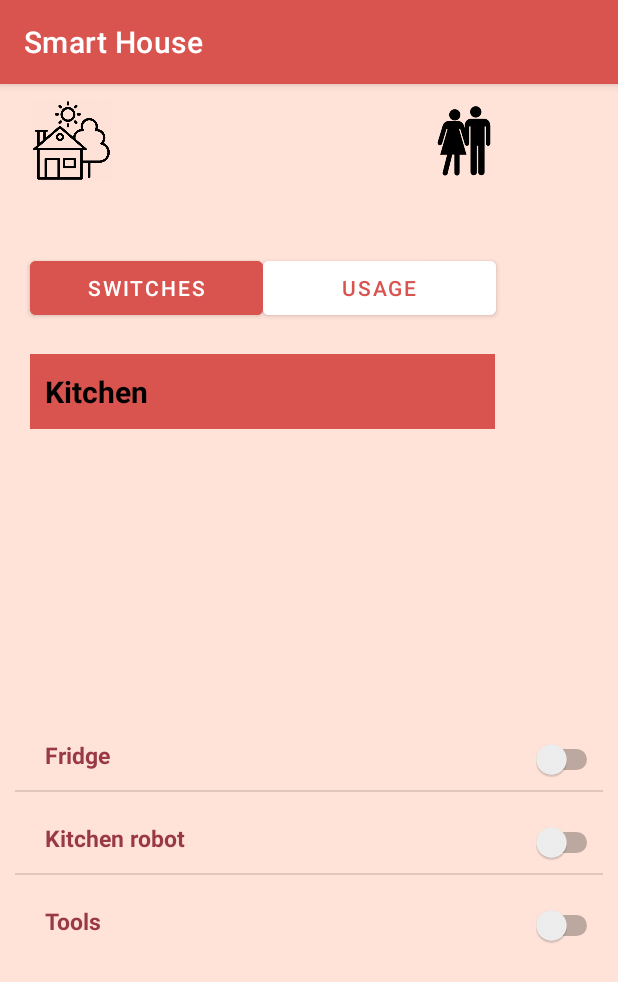
After one commit to michneaionuc/ECHIPA_13_PIU_2020, an Android app: the SocketSwitchesActivity screen opened directly, with no data from a screen before it, on a phone screen of 412 x 824 dp. The commit adds this screen. Shown: the top 982 px of the screen. Run offline under Robolectric (Android 15) with nearby library versions, the phone set to English and light mode, and no system bars.

Commit message:
socket-activity

```diff
--- a/app/src/main/AndroidManifest.xml
+++ b/app/src/main/AndroidManifest.xml
@@ -27,6 +27,8 @@
         <activity android:name=".SecurityViewActivity"/>
         <activity android:name=".SecurityFrontDoorActivity"/>
         <activity android:name=".LightActivity"/>
+        <activity android:name=".SocketSwitchesActivity"/>
+        <activity android:name=".SocketUsageActivity"/>
     </application>
 
 </manifest>
--- /dev/null
+++ b/app/src/main/java/com/example/smarthouse/SocketSwitchesActivity.kt
@@ -0,0 +1,131 @@
+package com.example.smarthouse
+
+import android.content.Intent
+import android.os.Bundle
+import android.view.View
+import android.widget.*
+import androidx.appcompat.app.AppCompatActivity
+import com.example.smarthouse.adapter.SocketSwitchAdapter
+import com.example.smarthouse.model.Socket
+import java.util.ArrayList
+
+class SocketSwitchesActivity: AppCompatActivity() {
+
+    var socketAdapter : SocketSwitchAdapter?= null
+    private lateinit var listView: ListView
+    private var socketList : ArrayList<Socket> = arrayListOf()
+    var selected_room = "Kitchen"
+    var sockets1: ArrayList<Socket> = arrayListOf()
+    var sockets2: ArrayList<Socket> = arrayListOf()
+    var sockets3: ArrayList<Socket> = arrayListOf()
+    var sockets4: ArrayList<Socket> = arrayListOf()
+    var sockets5: ArrayList<Socket> = arrayListOf()
+    var sockets6: ArrayList<Socket> = arrayListOf()
+    var sockets7: ArrayList<Socket> = arrayListOf()
+
+    override fun onCreate(savedInstanceState: Bundle?) {
+        // kitchen
+        sockets1.add(0, Socket("Fridge", false, 75))
+        sockets1.add(1, Socket("Kitchen robot", false, 25))
+        sockets1.add(2, Socket("Tools", false, 36))
+
+        // living room
+        sockets2.add(0, Socket("TV", false, 54))
+        sockets2.add(1, Socket("Sound system", false, 23))
+
+        // bath
+        sockets3.add(0, Socket("Hair dryer", false, 34))
+        sockets3.add(1, Socket("Washing machine", false, 76))
+
+        // bedroom parents
+        sockets4.add(0, Socket("TV", false, 23))
+        sockets4.add(1, Socket("Others", false, 45))
+
+        // bedroom grandparents
+        sockets5.add(0, Socket("Radio", false, 56))
+        sockets5.add(1, Socket("Others", false, 42))
+
+        // bedroom teen
+        sockets6.add(0, Socket("Computer", false, 35))
+        sockets6.add(1, Socket("Others", false, 45))
+
+        // bedroom kids
+        sockets7.add(0, Socket("Video game", false, 56))
+        sockets7.add(1, Socket("Others", false, 34))
+
+        super.onCreate(savedInstanceState)
+        setContentView(R.layout.socket_switches_page)
+
+        val usageButton = findViewById<Button>(R.id.usage)
+
+        usageButton.setOnClickListener {
+            val intent = Intent(this, SocketUsageActivity::class.java)
+            startActivity(intent)
+        }
+
+        // by default
+        var sockets = displaySockets("Kitchen")
+        listView = findViewById(R.id.socketsListView)
+        listView.visibility = View.VISIBLE
+        socketAdapter = SocketSwitchAdapter(this@SocketSwitchesActivity, sockets)
+        listView.adapter = socketAdapter
+
+        val rooms = arrayOf<String>("Kitchen", "Living room", "Bath", "Bedroom parents", "Bedroom grandparents", "Bedroom teen", "Bedroom kids")
+
+        val spinner: Spinner = findViewById(R.id.spinner)
+
+        if (spinner != null) {
+            val roomsAdapter = ArrayAdapter(
+                    this,
+                    R.layout.spinner_list, rooms
+            )
+            roomsAdapter.setDropDownViewResource(R.layout.spinner_list)
+            spinner.adapter = roomsAdapter
+
+            spinner.onItemSelectedListener = object :
+                    AdapterView.OnItemSelectedListener {
+                override fun onItemSelected(parent: AdapterView<*>,
+                                            view: View, position: Int, id: Long) {
+                    selected_room = rooms[position]
+                    sockets = displaySockets(selected_room)
+                    listView = findViewById(R.id.socketsListView)
+                    listView.visibility = View.VISIBLE
+                    socketAdapter = SocketSwitchAdapter(this@SocketSwitchesActivity, sockets)
+                    listView.adapter = socketAdapter
+                }
+
+                override fun onNothingSelected(parent: AdapterView<*>) {
+                    // write code to perform some action
+                }
+            }
+        }
+    }
+
+    fun displaySockets(room: String): ArrayList<Socket> {
+        var sockets: ArrayList<Socket> = ArrayList<Socket>()
+        when(room) {
+            "Kitchen" -> {
+                return sockets1
+            }
+            "Living room" -> {
+                return sockets2
+            }
+            "Bath" -> {
+                return sockets3
+            }
+            "Bedroom parents" -> {
+                return sockets4
+            }
+            "Bedroom grandparents" -> {
+                return sockets5
+            }
+            "Bedroom teen" -> {
+                return sockets6
+            }
+            "Bedroom kids" -> {
+                return sockets7
+            }
+        }
+        return sockets
+    }
+}
--- /dev/null
+++ b/app/src/main/java/com/example/smarthouse/adapter/SocketSwitchAdapter.kt
@@ -0,0 +1,43 @@
+package com.example.smarthouse.adapter
+
+import android.content.Context
+import android.view.LayoutInflater
+import android.view.View
+import android.view.ViewGroup
+import android.widget.BaseAdapter
+import android.widget.Switch
+import android.widget.TextView
+import com.example.smarthouse.R
+import com.example.smarthouse.model.Socket
+
+class SocketSwitchAdapter (private val context: Context, private var socketList: ArrayList<Socket>) : BaseAdapter() {
+
+    private val inflater: LayoutInflater = context.getSystemService(Context.LAYOUT_INFLATER_SERVICE) as LayoutInflater
+
+    override fun getView(position: Int, convertView: View?, parent: ViewGroup?): View {
+        var item = inflater.inflate(R.layout.socket_switch_item, parent, false)
+
+        val name = item.findViewById<TextView>(R.id.switch_name)
+        val switch = item.findViewById<Switch>(R.id.switch_item)
+
+        name.text = socketList[position].name
+        switch.isChecked = socketList[position].state
+        switch?.setOnCheckedChangeListener { _, isChecked ->
+            socketList[position].state = isChecked
+        }
+        return item
+    }
+
+    override fun getItem(position: Int): Any {
+        return socketList[position]
+    }
+
+    override fun getItemId(position: Int): Long {
+        return position.toLong()
+    }
+
+    override fun getCount(): Int {
+        return socketList.size
+    }
+
+}
--- /dev/null
+++ b/app/src/main/java/com/example/smarthouse/model/Socket.kt
@@ -0,0 +1,7 @@
+package com.example.smarthouse.model
+
+data class Socket (
+        val name: String,
+        var state: Boolean,
+        val usage: Int
+)
--- /dev/null
+++ b/app/src/main/res/layout/socket_switch_item.xml
@@ -0,0 +1,34 @@
+<?xml version="1.0" encoding="utf-8"?>
+<androidx.constraintlayout.widget.ConstraintLayout
+    xmlns:android="http://schemas.android.com/apk/res/android"
+    xmlns:app="http://schemas.android.com/apk/res-auto"
+    xmlns:tools="http://schemas.android.com/tools"
+    android:layout_width="match_parent"
+    android:layout_height="match_parent"
+    android:background="@color/background"
+    android:orientation="vertical">
+
+    <TextView
+        android:id="@+id/switch_name"
+        android:layout_width="200dp"
+        android:layout_height="34dp"
+        android:layout_marginLeft="20dp"
+        android:layout_marginTop="20dp"
+        android:text=""
+        android:textColor="@color/text_color"
+        android:textSize="15dp"
+        android:textStyle="bold"
+        app:layout_constraintStart_toStartOf="parent"
+        app:layout_constraintTop_toTopOf="parent"/>
+
+    <Switch
+        android:id="@+id/switch_item"
+        android:layout_width="match_parent"
+        android:layout_height="wrap_content"
+        android:layout_marginTop="20dp"
+        android:layout_marginStart="170dp"
+        app:layout_constraintEnd_toEndOf="parent"
+        app:layout_constraintTop_toTopOf="parent"
+        app:layout_constraintStart_toEndOf="@id/switch_name"/>
+
+</androidx.constraintlayout.widget.ConstraintLayout>
--- /dev/null
+++ b/app/src/main/res/layout/socket_switches_page.xml
@@ -0,0 +1,83 @@
+<?xml version="1.0" encoding="utf-8"?>
+<androidx.constraintlayout.widget.ConstraintLayout xmlns:android="http://schemas.android.com/apk/res/android"
+    xmlns:app="http://schemas.android.com/apk/res-auto"
+    xmlns:tools="http://schemas.android.com/tools"
+    android:layout_width="match_parent"
+    android:layout_height="match_parent"
+    android:background="@color/background"
+    android:orientation="vertical"
+    tools:context=".SocketSwitchesActivity">
+
+    <ImageView
+        android:id="@+id/house_icon"
+        android:layout_marginLeft="20dp"
+        android:layout_marginTop="10dp"
+        android:layout_width="55dp"
+        android:layout_height="55dp"
+        android:src="@drawable/house_icon"
+        app:layout_constraintTop_toTopOf="parent"
+        app:layout_constraintStart_toStartOf="parent"
+        app:layout_constraintEnd_toStartOf="@+id/parents_icon"/>
+
+    <ImageView
+        android:id="@+id/parents_icon"
+        android:layout_width="48dp"
+        android:layout_height="48dp"
+        android:layout_marginRight="40dp"
+        android:layout_marginStart="210dp"
+        android:layout_marginTop="14dp"
+        android:src="@drawable/parents_icon"
+        app:layout_constraintStart_toEndOf="@+id/house_icon"
+        app:layout_constraintTop_toTopOf="parent" />
+
+    <Button
+        android:id="@+id/switches"
+        android:layout_width="155dp"
+        android:layout_height="wrap_content"
+        android:layout_marginTop="50dp"
+        android:layout_marginLeft="20dp"
+        android:backgroundTint="@color/pink"
+        android:text="@string/Switches"
+        android:textColorLink="@color/white"
+        app:layout_constraintTop_toBottomOf="@+id/parents_icon"
+        app:layout_constraintEnd_toStartOf="@id/usage"
+        app:layout_constraintStart_toStartOf="parent"
+        />
+
+    <Button
+        android:id="@+id/usage"
+        android:layout_width="155dp"
+        android:layout_height="wrap_content"
+        android:layout_marginTop="50dp"
+        android:backgroundTint="@color/white"
+        android:text="@string/Usage"
+        android:textColor="@color/pink"
+        app:layout_constraintTop_toBottomOf="@+id/parents_icon"
+        app:layout_constraintStart_toEndOf="@id/switches"
+        />
+
+    <Spinner
+        android:id="@+id/spinner"
+        android:layout_width="310dp"
+        android:layout_height="50dp"
+        android:layout_marginLeft="20dp"
+        android:layout_marginRight="40dp"
+        android:layout_marginTop="20dp"
+        android:background="@color/pink"
+        android:popupBackground="@color/pink"
+        android:textSize="18dp"
+        android:textStyle="bold"
+        app:layout_constraintStart_toStartOf="parent"
+        app:layout_constraintTop_toBottomOf="@+id/usage" />
+
+    <ListView
+        android:id="@+id/socketsListView"
+        android:layout_width="wrap_content"
+        android:layout_height="wrap_content"
+        android:padding="10dp"
+        android:visibility="gone"
+        app:layout_constraintTop_toBottomOf="@id/spinner"
+        app:layout_constraintBottom_toBottomOf="parent"
+        app:layout_constraintStart_toStartOf="parent"/>
+
+</androidx.constraintlayout.widget.ConstraintLayout>
--- a/app/src/main/res/values/strings.xml
+++ b/app/src/main/res/values/strings.xml
@@ -3,4 +3,6 @@
     <string name="login">Log In</string>
     <string name="helloMessageLogin">Hi there! Nice to see you again.</string>
     <string name="pin">PIN</string>
+    <string name="Switches">Switches</string>
+    <string name="Usage">Usage</string>
 </resources>
```
Also changed, not shown: app/src/main/java/com/example/smarthouse/ParentsMainPage.kt (+7 -0 lines), app/src/main/java/com/example/smarthouse/SocketUsageActivity.kt (added, +103 -0 lines), app/src/main/java/com/example/smarthouse/adapter/SocketUsageAdapter.kt (added, +41 -0 lines), app/src/main/res/layout/socket_usage_item.xml (added, +40 -0 lines), app/src/main/res/layout/socket_usage_page.xml (added, +83 -0 lines).
